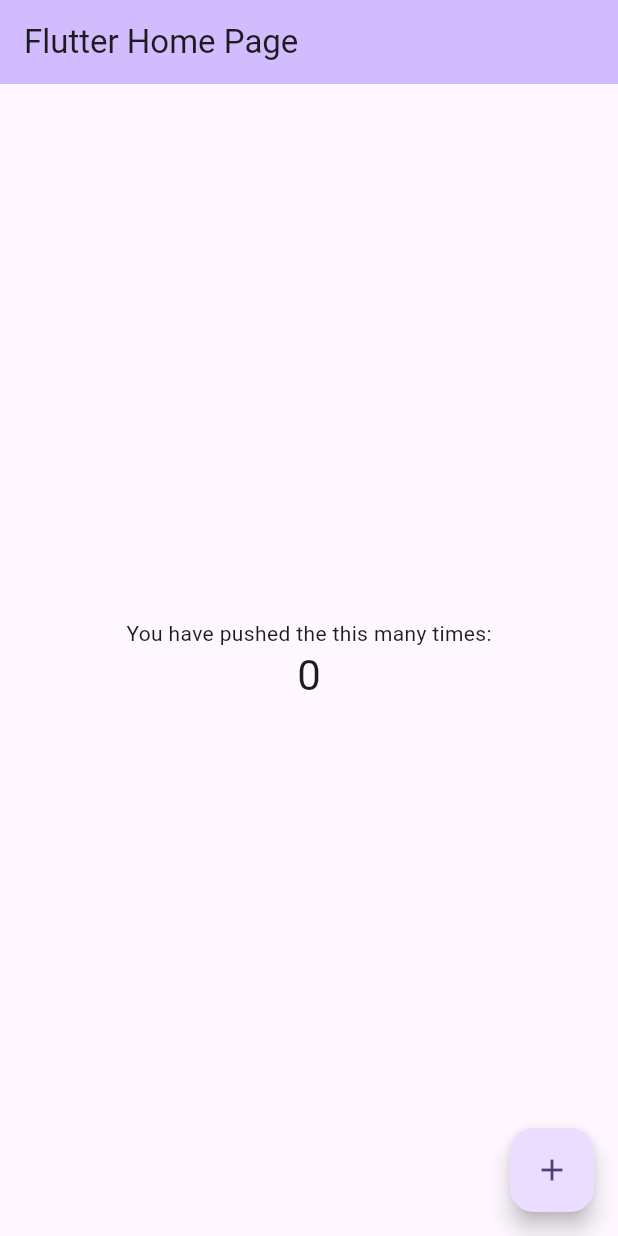
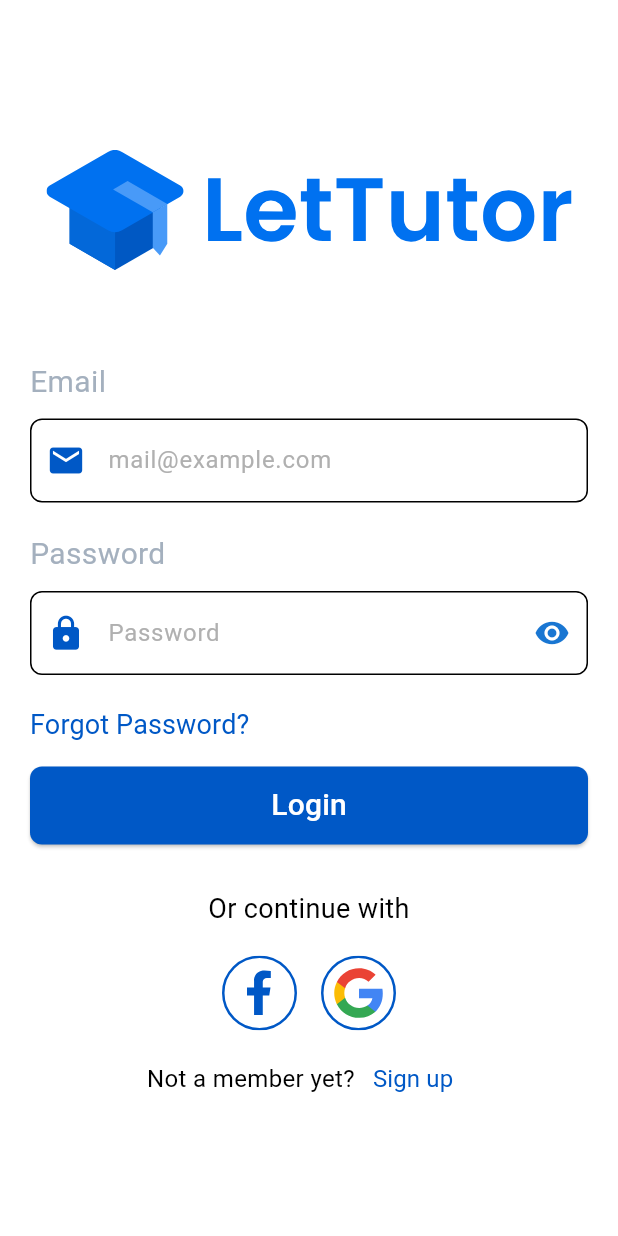
Before and after one commit to USNightOwl/LetTutor, a Flutter app: the screen it shows after launch, on a phone screen of 412 x 824 dp. Run offline on Flutter 3.47's test engine with Material 3 defaults, Android fonts, the phone set to English and light mode, and no system bars; our stand-ins replace flutter_svg; project files that could hold a hidden picture were left out.

Commit message:
feat: add login screen

```diff
--- a/lib/main.dart
+++ b/lib/main.dart
@@ -1,4 +1,6 @@
 import 'package:flutter/material.dart';
+import 'package:let_tutor/presentation/screen/authentication/sign_in_screen.dart';
+import 'package:let_tutor/routes.dart';
 
 void main() {
   runApp(const MyApp());
@@ -11,60 +13,18 @@
   @override
   Widget build(BuildContext context) {
     return MaterialApp(
-      title: 'Flutter Demo',
+      title: 'LetTutor',
+      debugShowCheckedModeBanner: false,
       theme: ThemeData(
-        colorScheme: ColorScheme.fromSeed(seedColor: Colors.deepPurple),
+        colorScheme: const ColorScheme.light(
+          primary: Color(0xFF0058C6),
+          secondary: Colors.blueAccent,
+        ),
         useMaterial3: true,
       ),
-      home: const MyHomePage(title: 'Flutter Home Page'),
+      darkTheme: ThemeData.dark(),
+      onGenerateRoute: Routes.generateRoute,
+      home: const SignInScreen(),
     );
   }
 }
-
-class MyHomePage extends StatefulWidget {
-  const MyHomePage({super.key, required this.title});
-
-  final String title;
-
-  @override
-  State<MyHomePage> createState() => _MyHomePageState();
-}
-
-class _MyHomePageState extends State<MyHomePage> {
-  int _counter = 0;
-
-  void _incrementCounter() {
-    setState(() {
-      _counter++;
-    });
-  }
-
-  @override
-  Widget build(BuildContext context) {
-    return Scaffold(
-      appBar: AppBar(
-        backgroundColor: Theme.of(context).colorScheme.inversePrimary,
-        title: Text(widget.title),
-      ),
-      body: Center(
-        child: Column(
-          mainAxisAlignment: MainAxisAlignment.center,
-          children: <Widget>[
-            const Text(
-              'You have pushed the this many times:',
-            ),
-            Text(
-              '$_counter',
-              style: Theme.of(context).textTheme.headlineMedium,
-            ),
-          ],
-        ),
-      ),
-      floatingActionButton: FloatingActionButton(
-        onPressed: _incrementCounter,
-        tooltip: 'Increment',
-        child: const Icon(Icons.add),
-      ), // This trailing comma makes auto-formatting nicer for build methods.
-    );
-  }
-}
--- /dev/null
+++ b/lib/presentation/assets/assets_manager.dart
@@ -0,0 +1,11 @@
+class AssetsManager {
+  static const String _baseFlagPath = 'assets/flags/';
+  static const String _baseLogoPath = 'assets/';
+
+  static String get lettutorLogo => '${_baseLogoPath}lettutor_logo.svg';
+  static String get facebookLogo => '${_baseLogoPath}facebook-logo.svg';
+  static String get googleLogo => '${_baseLogoPath}google-logo.svg';
+
+  static String get vietnameseFlag => '${_baseFlagPath}Vietnamese.svg';
+  static String get englishFlag => '${_baseFlagPath}English.svg';
+}
--- /dev/null
+++ b/lib/presentation/screen/authentication/sign_in_screen.dart
@@ -0,0 +1,138 @@
+import 'package:flutter/material.dart';
+import 'package:let_tutor/presentation/screen/authentication/widgets/app_logo.dart';
+import 'package:let_tutor/presentation/screen/authentication/widgets/custom_label.dart';
+import 'package:let_tutor/presentation/screen/authentication/widgets/custom_text_field.dart';
+import 'package:let_tutor/presentation/screen/authentication/widgets/social_login.dart';
+import 'package:let_tutor/presentation/styles/custom_button.dart';
+
+class SignInScreen extends StatefulWidget {
+  const SignInScreen({super.key});
+
+  @override
+  State<SignInScreen> createState() => _SignInScreenState();
+}
+
+class _SignInScreenState extends State<SignInScreen> {
+  final _emailController = TextEditingController();
+  final _passwordController = TextEditingController();
+  String? emailErrorText;
+  String? passwordErrorText;
+  bool _obscureText = true;
+
+  @override
+  Widget build(BuildContext context) {
+    return Scaffold(
+      body: SingleChildScrollView(
+        child: Column(
+          children: [
+            const AppLogo(),
+            Padding(
+              padding: const EdgeInsets.all(20),
+              child: Column(
+                crossAxisAlignment: CrossAxisAlignment.start,
+                children: [
+                  const CustomLabel(text: 'Email'),
+                  CustomTextField(
+                    hintText: 'mail@example.com',
+                    controller: _emailController,
+                    onChanged: (value) {
+                      // TODO: Bloc
+                    },
+                    errorText: emailErrorText,
+                    icon: Icons.mail,
+                  ),
+                  const SizedBox(height: 10),
+                  const CustomLabel(text: 'Password'),
+                  CustomTextField(
+                    hintText: 'Password',
+                    controller: _passwordController,
+                    obscureText: _obscureText,
+                    onPressedHidePass: _togglePasswordVisibility,
+                    onChanged: (value) {
+                      // TODO: Bloc
+                    },
+                    showIcon: true,
+                    errorText: passwordErrorText,
+                    icon: Icons.lock,
+                  ),
+                  _navigateToForgotPass(context),
+                  _loginButton(context),
+                  _labelLoginWithSocial(),
+                  const SocialLogin(),
+                  _navigateToSignUp(context),
+                ],
+              ),
+            ),
+          ],
+        ),
+      ),
+    );
+  }
+
+  Row _navigateToSignUp(BuildContext context) {
+    return Row(
+      mainAxisAlignment: MainAxisAlignment.center,
+      children: [
+        const Text(
+          'Not a member yet?',
+          style: TextStyle(fontSize: 16, fontWeight: FontWeight.normal),
+        ),
+        TextButton(
+          onPressed: () {},
+          child: const Text(
+            'Sign up',
+            style: TextStyle(
+              fontSize: 16,
+              fontWeight: FontWeight.normal,
+            ),
+          ),
+        ),
+      ],
+    );
+  }
+
+  Container _labelLoginWithSocial() {
+    return Container(
+      width: double.infinity,
+      margin: const EdgeInsets.only(top: 30, bottom: 10),
+      child: const Text(
+        'Or continue with',
+        textAlign: TextAlign.center,
+        style: TextStyle(
+          fontSize: 18,
+        ),
+      ),
+    );
+  }
+
+  MyElevatedButton _loginButton(BuildContext context) {
+    return MyElevatedButton(
+      text: 'Login',
+      height: 52,
+      radius: 8,
+      onPressed: () {},
+    );
+  }
+
+  TextButton _navigateToForgotPass(BuildContext context) {
+    return TextButton(
+      onPressed: () {},
+      style: TextButton.styleFrom(
+        padding: const EdgeInsets.only(top: 20, bottom: 15),
+      ),
+      child: const Text(
+        'Forgot Password?',
+        style: TextStyle(
+          fontWeight: FontWeight.normal,
+          fontSize: 18,
+        ),
+      ),
+    );
+  }
+
+  void _togglePasswordVisibility() {
+    setState(() {
+      _obscureText = !_obscureText;
+    });
+  }
+}
--- /dev/null
+++ b/lib/presentation/screen/authentication/widgets/app_logo.dart
@@ -0,0 +1,15 @@
+import 'package:flutter/material.dart';
+import 'package:flutter_svg/svg.dart';
+import 'package:let_tutor/presentation/assets/assets_manager.dart';
+
+class AppLogo extends StatelessWidget {
+  const AppLogo({super.key});
+
+  @override
+  Widget build(BuildContext context) {
+    return Padding(
+      padding: const EdgeInsets.only(top: 100, bottom: 30),
+      child: SvgPicture.asset(AssetsManager.lettutorLogo),
+    );
+  }
+}
--- /dev/null
+++ b/lib/presentation/screen/authentication/widgets/custom_label.dart
@@ -0,0 +1,20 @@
+import 'package:flutter/material.dart';
+
+class CustomLabel extends StatelessWidget {
+  final String text;
+  const CustomLabel({super.key, required this.text});
+
+  @override
+  Widget build(BuildContext context) {
+    return Container(
+      margin: const EdgeInsets.only(top: 10, bottom: 10),
+      child: Text(
+        text,
+        style: const TextStyle(
+          fontSize: 20,
+          color: Color.fromRGBO(164, 176, 190, 1),
+        ),
+      ),
+    );
+  }
+}
--- /dev/null
+++ b/lib/presentation/screen/authentication/widgets/custom_text_field.dart
@@ -0,0 +1,58 @@
+import 'package:flutter/material.dart';
+
+class CustomTextField extends StatelessWidget {
+  final String hintText;
+  final TextEditingController controller;
+  final bool? obscureText;
+  final VoidCallback? onPressedHidePass;
+  final ValueChanged<String> onChanged;
+  final IconData? icon;
+  final String? errorText;
+  final bool showIcon;
+
+  const CustomTextField({
+    super.key,
+    required this.hintText,
+    required this.controller,
+    this.obscureText,
+    this.showIcon = false,
+    this.icon,
+    this.onPressedHidePass,
+    this.errorText,
+    required this.onChanged,
+  });
+
+  @override
+  Widget build(BuildContext context) {
+    return TextField(
+      controller: controller,
+      obscureText: obscureText ?? false,
+      onChanged: onChanged,
+      decoration: InputDecoration(
+        hintText: hintText,
+        hintStyle: const TextStyle(
+          color: Color(0xFFB0B0B0),
+        ),
+        prefixIcon: icon != null
+            ? Icon(icon, size: 26, color: const Color(0xFF0058C6))
+            : null,
+        suffixIcon: showIcon
+            ? IconButton(
+                onPressed: onPressedHidePass,
+                icon: Icon(
+                  obscureText ?? false
+                      ? Icons.visibility
+                      : Icons.visibility_off,
+                  color: Theme.of(context).primaryColorDark,
+                ),
+              )
+            : null,
+        border: const OutlineInputBorder(
+          borderSide: BorderSide(color: Colors.grey),
+          borderRadius: BorderRadius.all(Radius.circular(8)),
+        ),
+        errorText: errorText,
+      ),
+    );
+  }
+}
--- /dev/null
+++ b/lib/presentation/screen/authentication/widgets/social_login.dart
@@ -0,0 +1,32 @@
+import 'package:flutter/material.dart';
+import 'package:flutter_svg/svg.dart';
+import 'package:let_tutor/presentation/assets/assets_manager.dart';
+
+class SocialLogin extends StatelessWidget {
+  const SocialLogin({super.key});
+
+  @override
+  Widget build(BuildContext context) {
+    return Row(
+      mainAxisAlignment: MainAxisAlignment.center,
+      children: [
+        IconButton(
+          onPressed: () {},
+          icon: SvgPicture.asset(
+            AssetsManager.facebookLogo,
+            width: 50,
+            height: 50,
+          ),
+        ),
+        IconButton(
+          onPressed: () {},
+          icon: SvgPicture.asset(
+            AssetsManager.googleLogo,
+            width: 50,
+            height: 50,
+          ),
+        ),
+      ],
+    );
+  }
+}
--- /dev/null
+++ b/lib/presentation/styles/custom_button.dart
@@ -0,0 +1,45 @@
+import 'package:flutter/material.dart';
+
+class MyElevatedButton extends StatelessWidget {
+  final String text;
+  final double height;
+  final double radius;
+  final double width;
+  final double textSize;
+  final VoidCallback onPressed;
+  final Color color;
+  final Color textColor;
+
+  const MyElevatedButton({
+    super.key,
+    required this.text,
+    required this.height,
+    required this.radius,
+    required this.onPressed,
+    this.width = double.infinity,
+    this.textSize = 20.0,
+    this.color = const Color(0xFF0058C6),
+    this.textColor = Colors.white,
+  });
+
+  @override
+  Widget build(BuildContext context) {
+    return ElevatedButton(
+      onPressed: onPressed,
+      style: ElevatedButton.styleFrom(
+        backgroundColor: color,
+        shape: RoundedRectangleBorder(
+          borderRadius: BorderRadius.circular(radius),
+        ),
+        minimumSize: Size(width, height),
+      ),
+      child: Text(
+        text,
+        style: TextStyle(
+          color: textColor,
+          fontSize: textSize,
+        ),
+      ),
+    );
+  }
+}
--- /dev/null
+++ b/lib/routes.dart
@@ -0,0 +1,31 @@
+import 'package:flutter/material.dart';
+import 'package:let_tutor/presentation/screen/authentication/sign_in_screen.dart';
+
+class Routes {
+  static const String signInScreen = '/sign_in_screen';
+
+  static Route<dynamic> generateRoute(RouteSettings routeSettings) {
+    switch (routeSettings.name) {
+      case signInScreen:
+        return MaterialPageRoute(builder: (_) => const SignInScreen());
+      default:
+        return MaterialPageRoute(builder: (_) => const UnknownScreen());
+    }
+  }
+}
+
+class UnknownScreen extends StatelessWidget {
+  const UnknownScreen({super.key});
+
+  @override
+  Widget build(BuildContext context) {
+    return Scaffold(
+      appBar: AppBar(
+        title: const Text('Unknown Screen'),
+      ),
+      body: const Center(
+        child: Text('Unknown Screen'),
+      ),
+    );
+  }
+}
--- a/pubspec.yaml
+++ b/pubspec.yaml
@@ -35,6 +35,11 @@
   # The following adds the Cupertino Icons font to your application.
   # Use with the CupertinoIcons class for iOS style icons.
   cupertino_icons: ^1.0.6
+  dio: ^5.7.0
+  shared_preferences: ^2.3.3
+  flutter_bloc: ^8.1.6
+  equatable: ^2.0.5
+  flutter_svg: ^2.0.14
 
 dev_dependencies:
   flutter_test:
```
Also changed, not shown: pubspec.lock, 1 other file.
